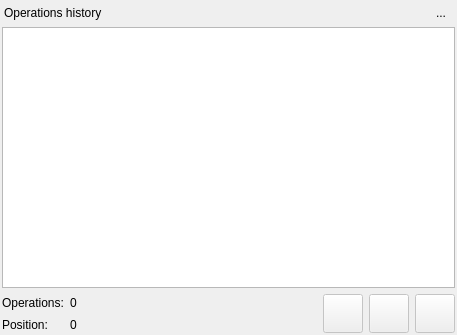
This is libs/libgui/ui/widgets/operationlistwidget.ui in pgmodeler/pgmodeler as Qt 5 draws it before an edit. The edited form follows.
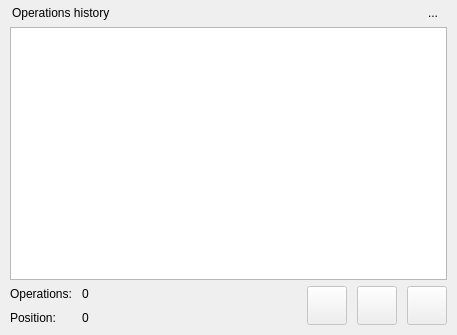
This is the edited form. Icons and pictures are not drawn.

Commit message: Tool buttons resizes and layout spacing adjustments

Patch:
```diff
--- a/libs/libgui/ui/widgets/operationlistwidget.ui
+++ b/libs/libgui/ui/widgets/operationlistwidget.ui
@@ -46,16 +46,16 @@
     <number>0</number>
    </property>
    <property name="leftMargin">
-    <number>2</number>
+    <number>10</number>
    </property>
    <property name="topMargin">
     <number>0</number>
    </property>
    <property name="rightMargin">
-    <number>2</number>
+    <number>10</number>
    </property>
    <property name="bottomMargin">
-    <number>2</number>
+    <number>10</number>
    </property>
    <item>
     <widget class="QWidget" name="title_wgt" native="true">
@@ -235,6 +235,9 @@
       </item>
       <item row="1" column="0">
        <layout class="QGridLayout" name="gridLayout">
+        <property name="spacing">
+         <number>10</number>
+        </property>
         <item row="0" column="0">
          <widget class="QLabel" name="operations_lbl">
           <property name="enabled">
@@ -292,6 +295,9 @@
       </item>
       <item row="1" column="2">
        <layout class="QHBoxLayout" name="horizontalLayout">
+        <property name="spacing">
+         <number>10</number>
+        </property>
         <item>
          <widget class="QToolButton" name="rem_operations_tb">
           <property name="enabled">
```
The commit also changes 26 other files.
